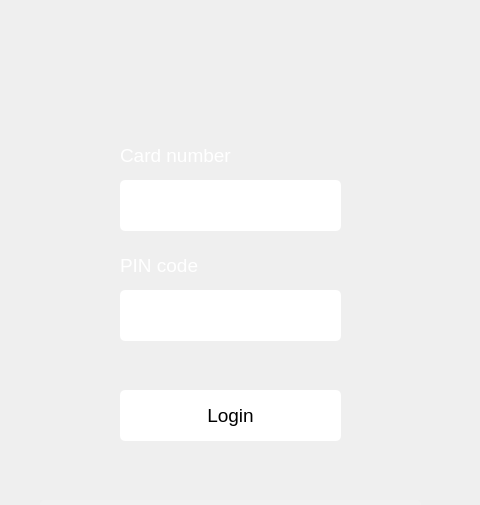
This is frontend/mainwindow.ui in 22kmo-project/group_14 as Qt 5 draws it before an edit; both pictures show x 170 to 650 and y 0 to 505 of the 800 by 600 pixel window. The edited form follows.
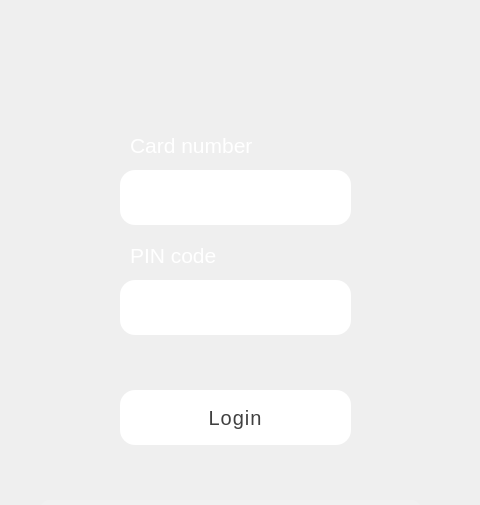
This is the edited form.

The edit to the form file:
```diff
--- a/frontend/mainwindow.ui
+++ b/frontend/mainwindow.ui
@@ -36,33 +36,35 @@
      <widget class="QLabel" name="idCardLabel">
       <property name="geometry">
        <rect>
-        <x>290</x>
-        <y>130</y>
-        <width>191</width>
+        <x>300</x>
+        <y>120</y>
+        <width>231</width>
         <height>51</height>
        </rect>
       </property>
       <property name="styleSheet">
-       <string notr="true">color:white;</string>
+       <string notr="true">color:white;
+font-size:15px;</string>
       </property>
       <property name="text">
-       <string>&lt;html&gt;&lt;head/&gt;&lt;body&gt;&lt;p&gt;&lt;span style=&quot; font-size:14pt;&quot;&gt;Card number&lt;/span&gt;&lt;/p&gt;&lt;/body&gt;&lt;/html&gt;</string>
+       <string>&lt;html&gt;&lt;head/&gt;&lt;body&gt;&lt;p&gt;&lt;span style=&quot; font-size:16pt;&quot;&gt;Card number&lt;/span&gt;&lt;/p&gt;&lt;/body&gt;&lt;/html&gt;</string>
       </property>
      </widget>
      <widget class="QLabel" name="passwordLabel">
       <property name="geometry">
        <rect>
-        <x>290</x>
-        <y>240</y>
-        <width>191</width>
+        <x>300</x>
+        <y>230</y>
+        <width>221</width>
         <height>51</height>
        </rect>
       </property>
       <property name="styleSheet">
-       <string notr="true">color:white;</string>
+       <string notr="true">color:white;
+font-size:15px;</string>
       </property>
       <property name="text">
-       <string>&lt;html&gt;&lt;head/&gt;&lt;body&gt;&lt;p&gt;&lt;span style=&quot; font-size:14pt;&quot;&gt;PIN code&lt;/span&gt;&lt;/p&gt;&lt;/body&gt;&lt;/html&gt;</string>
+       <string>&lt;html&gt;&lt;head/&gt;&lt;body&gt;&lt;p&gt;&lt;span style=&quot; font-size:16pt;&quot;&gt;PIN code&lt;/span&gt;&lt;/p&gt;&lt;/body&gt;&lt;/html&gt;</string>
       </property>
      </widget>
      <widget class="QLabel" name="infoLabel">
@@ -84,7 +86,7 @@
        <string notr="true">background:rgba(255,255,255,0.15);
 font-size:20px;
 color:white;
-border-radius:5px;
+border-radius:10px;
 padding:10px;</string>
       </property>
       <property name="text">
@@ -95,17 +97,18 @@
       <property name="geometry">
        <rect>
         <x>290</x>
-        <y>290</y>
-        <width>221</width>
-        <height>51</height>
+        <y>280</y>
+        <width>231</width>
+        <height>55</height>
        </rect>
       </property>
       <property name="styleSheet">
        <string notr="true">background:white;
-border-radius:5px;
+border-radius:15px;
 padding:0 10px;
-color:black;
-font-size:18px;</string>
+color:#263238;
+font-size:22px;
+letter-spacing:1px;</string>
       </property>
       <property name="text">
        <string/>
@@ -121,17 +124,18 @@
       <property name="geometry">
        <rect>
         <x>290</x>
-        <y>180</y>
-        <width>221</width>
-        <height>51</height>
+        <y>170</y>
+        <width>231</width>
+        <height>55</height>
        </rect>
       </property>
       <property name="styleSheet">
        <string notr="true">background:white;
-border-radius:5px;
+border-radius:15px;
 padding:0 10px;
-color:black;
-font-size:18px;</string>
+color:#263238;
+font-size:22px;
+letter-spacing:1px;</string>
       </property>
       <property name="text">
        <string/>
@@ -145,19 +149,25 @@
        <rect>
         <x>290</x>
         <y>390</y>
-        <width>221</width>
-        <height>51</height>
+        <width>231</width>
+        <height>55</height>
        </rect>
       </property>
       <property name="cursor">
        <cursorShape>PointingHandCursor</cursorShape>
       </property>
       <property name="styleSheet">
-       <string notr="true">background:white;
-border-radius:5px;
-
-color:black;
-font-size:19px;</string>
+       <string notr="true">QPushButton {
+background-color: white;
+border-radius:15px;
+color:#263238;
+color:rgba(0,0,0,0.75);
+font-size:20px;
+letter-spacing:1px;
+}
+QPushButton:hover {
+background-color: rgb(235, 235, 235);
+}</string>
       </property>
       <property name="text">
        <string>Login</string>
```
